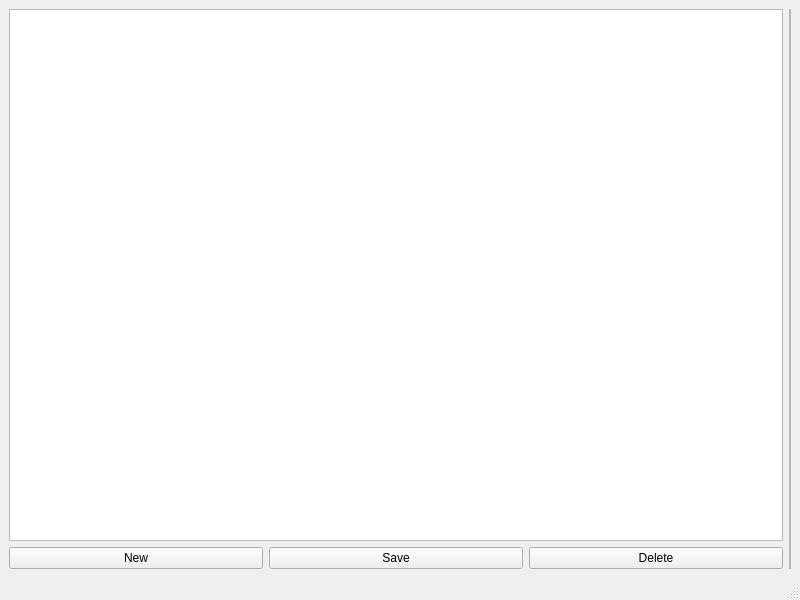
Old version of the form mainwindow.ui in the repository Emily9121/WifeyMOOCEditor.
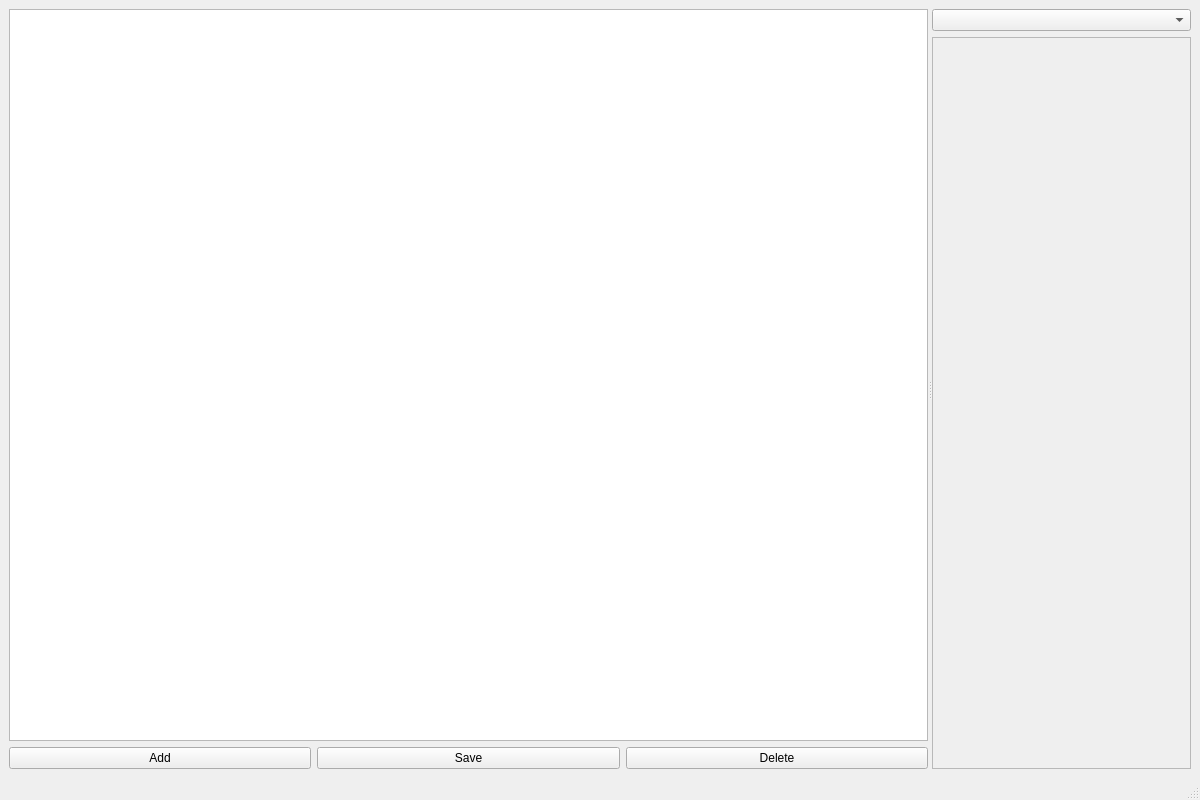
New version of the form.

```diff
--- a/mainwindow.ui
+++ b/mainwindow.ui
@@ -6,8 +6,8 @@
    <rect>
     <x>0</x>
     <y>0</y>
-    <width>800</width>
-    <height>600</height>
+    <width>1200</width>
+    <height>800</height>
    </rect>
   </property>
   <property name="windowTitle">
@@ -16,6 +16,11 @@
   <widget class="QWidget" name="centralwidget">
    <layout class="QHBoxLayout" name="horizontalLayout">
     <item>
+     <widget class="QSplitter" name="mainSplitter">
+      <property name="orientation">
+       <enum>Qt::Horizontal</enum>
+      </property>
+      <widget class="QWidget" name="leftPanel">
      <layout class="QVBoxLayout" name="leftLayout">
       <item>
        <widget class="QListWidget" name="questionList">
@@ -32,7 +37,7 @@
         <item>
          <widget class="QPushButton" name="newButton">
           <property name="text">
-           <string>New</string>
+             <string>Add</string>
           </property>
          </widget>
         </item>
@@ -53,6 +58,11 @@
        </layout>
       </item>
      </layout>
+      </widget>
+      <widget class="QWidget" name="rightPanel">
+       <layout class="QVBoxLayout" name="rightPanelLayout">
+        <item>
+         <widget class="QComboBox" name="questionTypeSelector"/>
     </item>
     <item>
      <widget class="QFrame" name="mainEditorFrame">
@@ -80,6 +90,10 @@
     </item>
    </layout>
   </widget>
+     </widget>
+    </item>
+   </layout>
+  </widget>
   <widget class="QMenuBar" name="menubar">
    <property name="geometry">
     <rect>
```
Left out of the diff: 4 changed lines with no effect on the pictures. Lines whose indentation alone changed are shown as unchanged.
